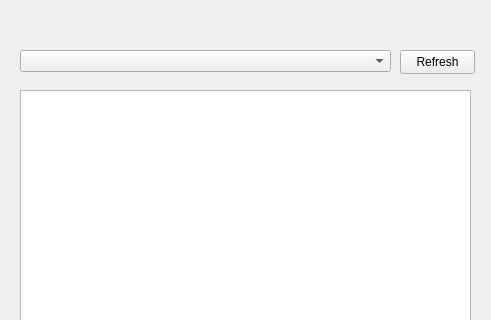
Before: the Qt Designer form main_window_2.ui in BenjaminLopezLagos/onscreen-translator-test, drawn with Qt 5; both pictures show x 0 to 491 and y 0 to 320 of the 491 by 552 pixel window.
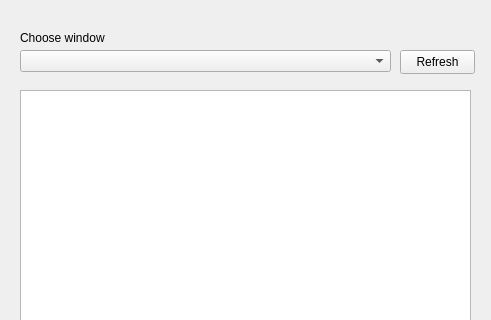
After: the same form once the commit is applied.

Commit message: Added warning message and fixed crashes when window doesn't exist

The edit to the form file:
```diff
--- a/main_window_2.ui
+++ b/main_window_2.ui
@@ -75,6 +75,19 @@
     <string>Refresh</string>
    </property>
   </widget>
+  <widget class="QLabel" name="label">
+   <property name="geometry">
+    <rect>
+     <x>20</x>
+     <y>30</y>
+     <width>91</width>
+     <height>16</height>
+    </rect>
+   </property>
+   <property name="text">
+    <string>Choose window</string>
+   </property>
+  </widget>
  </widget>
  <resources/>
  <connections/>
```
The commit also changes 3 other files.
